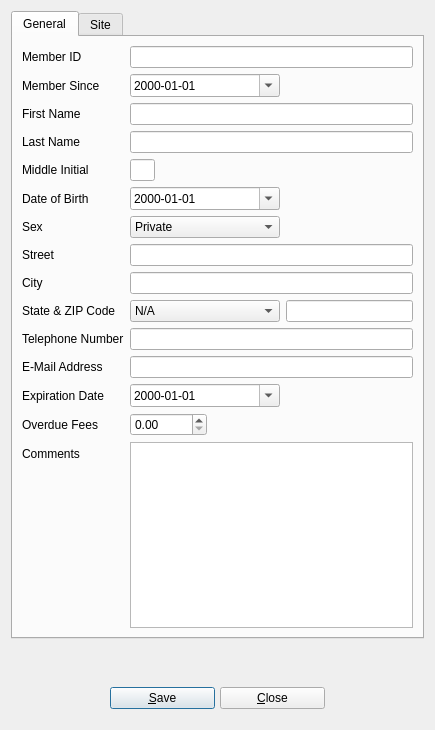
textbrowser/biblioteq, file UI/biblioteq_userinfo.ui: the form before one commit.
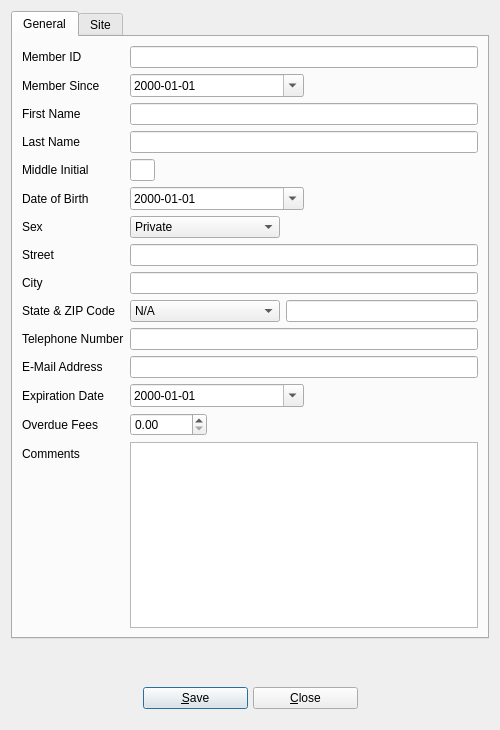
The form after the commit. Icons and pictures are not drawn.

Diff of the .ui file:
```diff
--- a/UI/biblioteq_userinfo.ui
+++ b/UI/biblioteq_userinfo.ui
@@ -6,7 +6,7 @@
    <rect>
     <x>0</x>
     <y>0</y>
-    <width>435</width>
+    <width>500</width>
     <height>730</height>
    </rect>
   </property>
```
